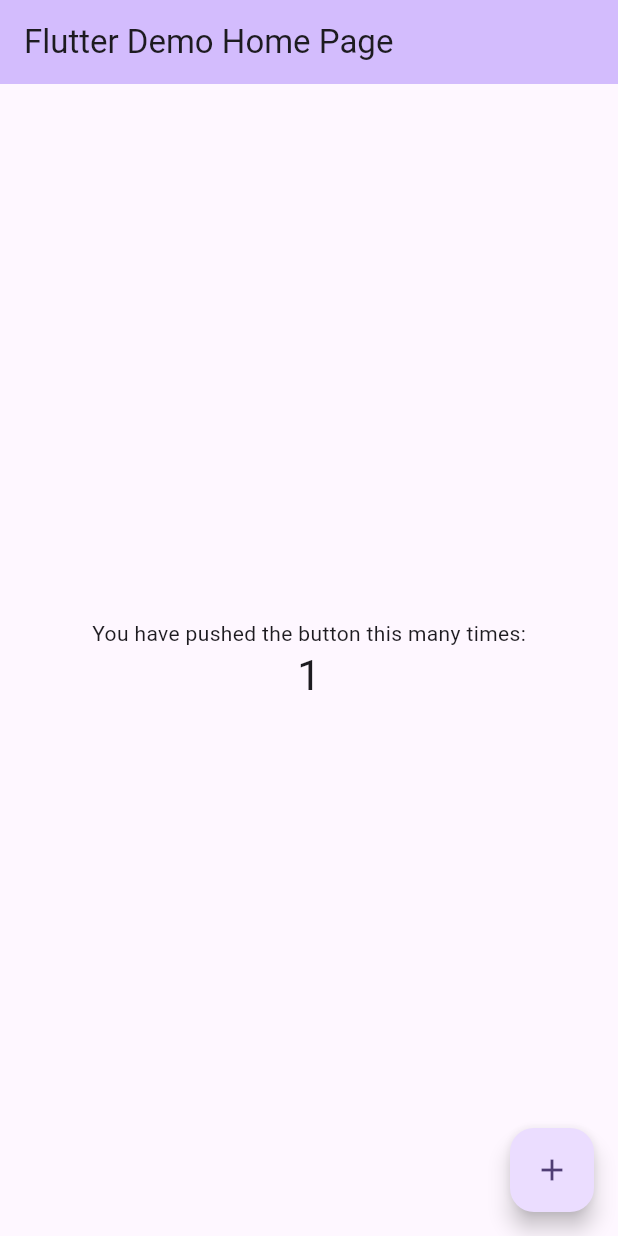
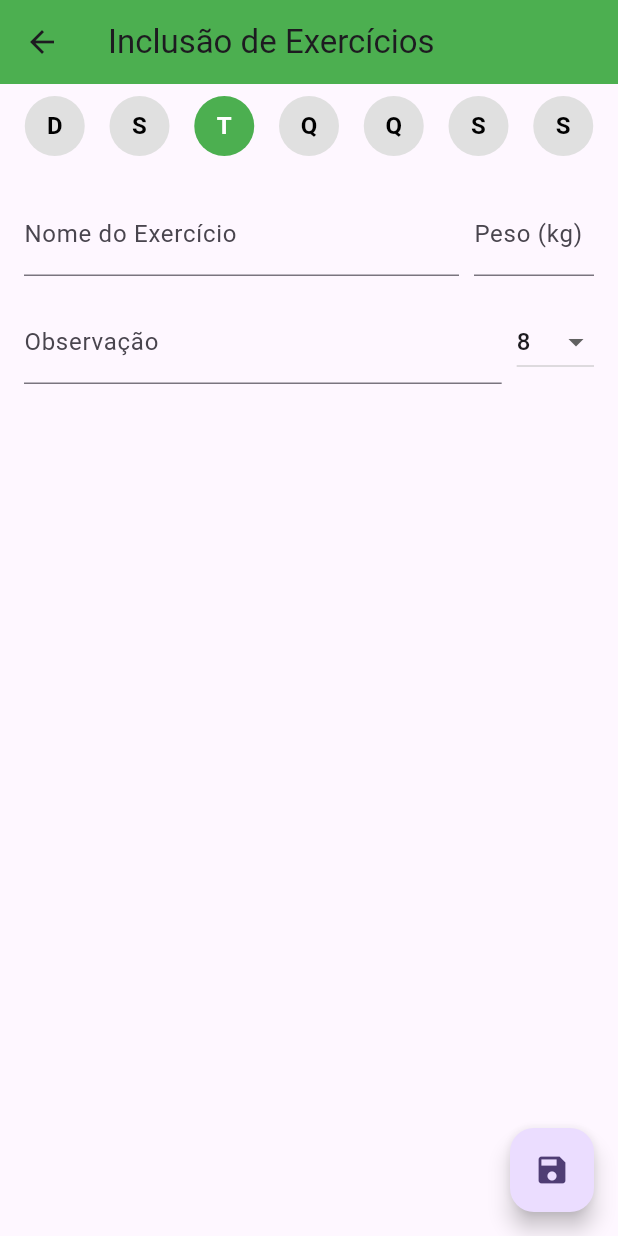
Before and after one commit to Mateuspv/Training-Planning-APP, a Flutter app: the screen it shows after launch, after a tap on the "add" icon, on a phone screen of 412 x 824 dp. Run offline on Flutter 3.47's test engine with Material 3 defaults, Android fonts, the phone set to English and light mode, and no system bars; our stand-ins replace shared_preferences.

Commit message:
Frontend do projeto - Entrega 1

```diff
--- a/lib/main.dart
+++ b/lib/main.dart
@@ -1,4 +1,7 @@
 import 'package:flutter/material.dart';
+import 'package:training_planning_app/pages/filtro_page.dart';
+import 'package:training_planning_app/pages/inclusao_exercicios_page.dart';
+import 'package:training_planning_app/pages/lista_exercicios_page.dart';
 
 void main() {
   runApp(const MyApp());
@@ -11,112 +14,15 @@ class MyApp extends StatelessWidget {
   @override
   Widget build(BuildContext context) {
     return MaterialApp(
-      title: 'Flutter Demo',
+      title: 'APP Training Planing',
       theme: ThemeData(
-        // This is the theme of your application.
-        //
-        // TRY THIS: Try running your application with "flutter run". You'll see
-        // the application has a purple toolbar. Then, without quitting the app,
-        // try changing the seedColor in the colorScheme below to Colors.green
-        // and then invoke "hot reload" (save your changes or press the "hot
-        // reload" button in a Flutter-supported IDE, or press "r" if you used
-        // the command line to start the app).
-        //
-        // Notice that the counter didn't reset back to zero; the application
-        // state is not lost during the reload. To reset the state, use hot
-        // restart instead.
-        //
-        // This works for code too, not just values: Most code changes can be
-        // tested with just a hot reload.
         colorScheme: ColorScheme.fromSeed(seedColor: Colors.deepPurple),
       ),
-      home: const MyHomePage(title: 'Flutter Demo Home Page'),
+      home: ListaExerciciosPage(),
+        routes: {
+          FiltroPage.ROUTE_NAME: (BuildContext context) => FiltroPage(),
+          InclusaoExerciciosPage.ROUTE_NAME: (BuildContext context) => InclusaoExerciciosPage(),
+        }
     );
   }
 }
-
-class MyHomePage extends StatefulWidget {
-  const MyHomePage({super.key, required this.title});
-
-  // This widget is the home page of your application. It is stateful, meaning
-  // that it has a State object (defined below) that contains fields that affect
-  // how it looks.
-
-  // This class is the configuration for the state. It holds the values (in this
-  // case the title) provided by the parent (in this case the App widget) and
-  // used by the build method of the State. Fields in a Widget subclass are
-  // always marked "final".
-
-  final String title;
-
-  @override
-  State<MyHomePage> createState() => _MyHomePageState();
-}
-
-class _MyHomePageState extends State<MyHomePage> {
-  int _counter = 0;
-
-  void _incrementCounter() {
-    setState(() {
-      // This call to setState tells the Flutter framework that something has
-      // changed in this State, which causes it to rerun the build method below
-      // so that the display can reflect the updated values. If we changed
-      // _counter without calling setState(), then the build method would not be
-      // called again, and so nothing would appear to happen.
-      _counter++;
-    });
-  }
-
-  @override
-  Widget build(BuildContext context) {
-    // This method is rerun every time setState is called, for instance as done
-    // by the _incrementCounter method above.
-    //
-    // The Flutter framework has been optimized to make rerunning build methods
-    // fast, so that you can just rebuild anything that needs updating rather
-    // than having to individually change instances of widgets.
-    return Scaffold(
-      appBar: AppBar(
-        // TRY THIS: Try changing the color here to a specific color (to
-        // Colors.amber, perhaps?) and trigger a hot reload to see the AppBar
-        // change color while the other colors stay the same.
-        backgroundColor: Theme.of(context).colorScheme.inversePrimary,
-        // Here we take the value from the MyHomePage object that was created by
-        // the App.build method, and use it to set our appbar title.
-        title: Text(widget.title),
-      ),
-      body: Center(
-        // Center is a layout widget. It takes a single child and positions it
-        // in the middle of the parent.
-        child: Column(
-          // Column is also a layout widget. It takes a list of children and
-          // arranges them vertically. By default, it sizes itself to fit its
-          // children horizontally, and tries to be as tall as its parent.
-          //
-          // Column has various properties to control how it sizes itself and
-          // how it positions its children. Here we use mainAxisAlignment to
-          // center the children vertically; the main axis here is the vertical
-          // axis because Columns are vertical (the cross axis would be
-          // horizontal).
-          //
-          // TRY THIS: Invoke "debug painting" (choose the "Toggle Debug Paint"
-          // action in the IDE, or press "p" in the console), to see the
-          // wireframe for each widget.
-          mainAxisAlignment: MainAxisAlignment.center,
-          children: <Widget>[
-            const Text('You have pushed the button this many times:'),
-            Text(
-              '$_counter',
-              style: Theme.of(context).textTheme.headlineMedium,
-            ),
-          ],
-        ),
-      ),
-      floatingActionButton: FloatingActionButton(
-        onPressed: _incrementCounter,
-        tooltip: 'Increment',
-        child: const Icon(Icons.add),
-      ), // This trailing comma makes auto-formatting nicer for build methods.
-    );
-  }
-}
--- a/lib/pages/inclusao_exercicios_page.dart
+++ b/lib/pages/inclusao_exercicios_page.dart
@@ -0,0 +1,116 @@
+import 'package:flutter/material.dart';
+import 'package:training_planning_app/widgets/criarbarradias.dart';
+
+class InclusaoExerciciosPage extends StatefulWidget {
+  static const ROUTE_NAME = '/inclusao';
+
+  @override
+  _InclusaoExerciciosPageState createState() => _InclusaoExerciciosPageState();
+}
+
+class _InclusaoExerciciosPageState extends State<InclusaoExerciciosPage> {
+  int _diaSelecionado = DateTime.now().weekday % 7;
+  bool _alterouValores = false;
+  final TextEditingController _nomeExercicioController = TextEditingController();
+  final TextEditingController _pesoController = TextEditingController();
+  final TextEditingController _observacaoController = TextEditingController();
+  String _repeticoesSelecionadas = '8';
+
+  @override
+  Widget build(BuildContext context) {
+    return WillPopScope(
+      onWillPop: _onVoltarClick,
+      child: Scaffold(
+        appBar: AppBar(
+          centerTitle: false,
+          backgroundColor: Colors.green,
+          title: const Text('Inclusão de Exercícios'),
+        ),
+        body: Column(
+          children: [
+            CriarBarraDias(
+              diaSelecionado: _diaSelecionado,
+              onDiaSelecionado: (index) {
+                setState(() {
+                  _diaSelecionado = index;
+                });
+              },
+            ),
+            Expanded(child: _criarBody()),
+          ],
+        ),
+        floatingActionButton: FloatingActionButton(
+          onPressed: _salvarExercicio,
+          child: Icon(Icons.save),
+        ),
+      ),
+    );
+  }
+
+  Future<bool> _onVoltarClick() async {
+    Navigator.of(context).pop(_alterouValores);
+    return true;
+  }
+
+  Widget _criarBody() {
+    return Padding(
+      padding: const EdgeInsets.all(16.0),
+      child: Column(
+        crossAxisAlignment: CrossAxisAlignment.start,
+        children: [
+          Row(
+            children: [
+              Expanded(
+                child: TextField(
+                  controller: _nomeExercicioController,
+                  decoration: InputDecoration(labelText: 'Nome do Exercício'),
+                ),
+              ),
+              SizedBox(width: 10),
+              SizedBox(
+                width: 80,
+                child: TextField(
+                  controller: _pesoController,
+                  keyboardType: TextInputType.number,
+                  decoration: InputDecoration(labelText: 'Peso (kg)'),
+                ),
+              ),
+            ],
+          ),
+          SizedBox(height: 16),
+          Row(
+            children: [
+              Expanded(
+                child: TextField(
+                  controller: _observacaoController,
+                  decoration: InputDecoration(labelText: 'Observação'),
+                ),
+              ),
+              SizedBox(width: 10),
+              DropdownButton<String>(
+                value: _repeticoesSelecionadas,
+                onChanged: (String? newValue) {
+                  setState(() {
+                    _repeticoesSelecionadas = newValue!;
+                  });
+                },
+                items: ['8', '10', '12', '15+']
+                    .map<DropdownMenuItem<String>>((String value) {
+                  return DropdownMenuItem<String>(
+                    value: value,
+                    child: Text(value),
+                  );
+                }).toList(),
+              ),
+            ],
+          ),
+        ],
+      ),
+    );
+  }
+
+  void _salvarExercicio() {
+    print('Salvo');
+;
+  }
+}
--- a/lib/pages/lista_exercicios_page.dart
+++ b/lib/pages/lista_exercicios_page.dart
@@ -0,0 +1,88 @@
+import 'package:flutter/material.dart';
+import 'package:training_planning_app/pages/inclusao_exercicios_page.dart';
+import 'package:training_planning_app/widgets/criarbarradias.dart';
+import 'filtro_page.dart';
+
+class ListaExerciciosPage extends StatefulWidget {
+  @override
+  _ListaExerciciosPageState createState() => _ListaExerciciosPageState();
+}
+
+class _ListaExerciciosPageState extends State<ListaExerciciosPage> {
+  final List<String> _exercicios = ['Exercício Teste'];
+  int _diaSelecionado = DateTime.now().weekday % 7;
+
+  @override
+  Widget build(BuildContext context) {
+    return Scaffold(
+      appBar: _criarAppBar(),
+      body: Column(
+        children: [
+          CriarBarraDias(
+            diaSelecionado: _diaSelecionado,
+            onDiaSelecionado: (index) {
+              setState(() {
+                _diaSelecionado = index;
+              });
+            },
+          ),
+          Expanded(child: _criarBody()),
+        ],
+      ),
+      floatingActionButton: FloatingActionButton(
+        onPressed: _adicionarExercicio,
+        child: Icon(Icons.add),
+      ),
+    );
+  }
+
+  AppBar _criarAppBar() {
+    return AppBar(
+      centerTitle: true,
+      backgroundColor: Colors.green,
+      title: const Text('Lista de Exercícios'),
+      actions: [
+        IconButton(
+          onPressed: _abrirFiltro,
+          icon: Icon(Icons.filter_list),
+        ),
+      ],
+    );
+  }
+
+  Widget _criarBody() {
+    return Padding(
+      padding: const EdgeInsets.all(8.0),
+      child: _exercicios.isEmpty
+          ? Center(child: Text('Nenhum exercício cadastrado'))
+          : ListView.builder(
+        itemCount: _exercicios.length,
+        itemBuilder: (context, index) {
+          return Card(
+            child: ListTile(
+              title: Text(_exercicios[index]),
+            ),
+          );
+        },
+      ),
+    );
+  }
+
+  void _abrirFiltro() {
+    Navigator.of(context).pushNamed(FiltroPage.ROUTE_NAME).then((alterouValores) {
+      if (alterouValores == true) {
+        setState(() {});
+      }
+    });
+  }
+
+  void _adicionarExercicio() {
+    Navigator.of(context).pushNamed(InclusaoExerciciosPage.ROUTE_NAME).then((resultado) {
+      if (resultado != null && resultado is String) {
+        setState(() {
+          _exercicios.add(resultado);
+        });
+      }
+    });
+  }
+}
--- /dev/null
+++ b/lib/widgets/criarbarradias.dart
@@ -0,0 +1,36 @@
+import 'package:flutter/material.dart';
+
+class CriarBarraDias extends StatelessWidget {
+  final int diaSelecionado;
+  final Function(int) onDiaSelecionado;
+  final List<String> _diasSemana = ['D', 'S', 'T', 'Q', 'Q', 'S', 'S'];
+
+  CriarBarraDias({required this.diaSelecionado, required this.onDiaSelecionado});
+
+  @override
+  Widget build(BuildContext context) {
+    return Padding(
+      padding: const EdgeInsets.symmetric(vertical: 8.0),
+      child: Row(
+        mainAxisAlignment: MainAxisAlignment.spaceEvenly,
+        children: List.generate(7, (index) {
+          bool selecionado = diaSelecionado == index;
+          return GestureDetector(
+            onTap: () => onDiaSelecionado(index),
+            child: CircleAvatar(
+              radius: 20,
+              backgroundColor: selecionado ? Colors.green : Colors.grey[300],
+              child: Text(
+                _diasSemana[index],
+                style: TextStyle(
+                  color: selecionado ? Colors.white : Colors.black,
+                  fontWeight: FontWeight.bold,
+                ),
+              ),
+            ),
+          );
+        }),
+      ),
+    );
+  }
+}
--- a/pubspec.yaml
+++ b/pubspec.yaml
@@ -34,6 +34,8 @@ dependencies:
   # The following adds the Cupertino Icons font to your application.
   # Use with the CupertinoIcons class for iOS style icons.
   cupertino_icons: ^1.0.8
+  intl: ^0.20.2
+  shared_preferences: ^2.3.3
 
 dev_dependencies:
   flutter_test:
@@ -45,6 +47,7 @@ dev_dependencies:
   # package. See that file for information about deactivating specific lint
   # rules and activating additional ones.
   flutter_lints: ^5.0.0
+
 
 # For information on the generic Dart part of this file, see the
 # following page: https://dart.dev/tools/pub/pubspec
```
Also changed, not shown: lib/model/exercicios.dart (+30 -0 lines), lib/pages/filtro_page.dart (+118 -0 lines), lib/widgets/widgets.dart (deleted), pubspec.lock, 1 other file.
